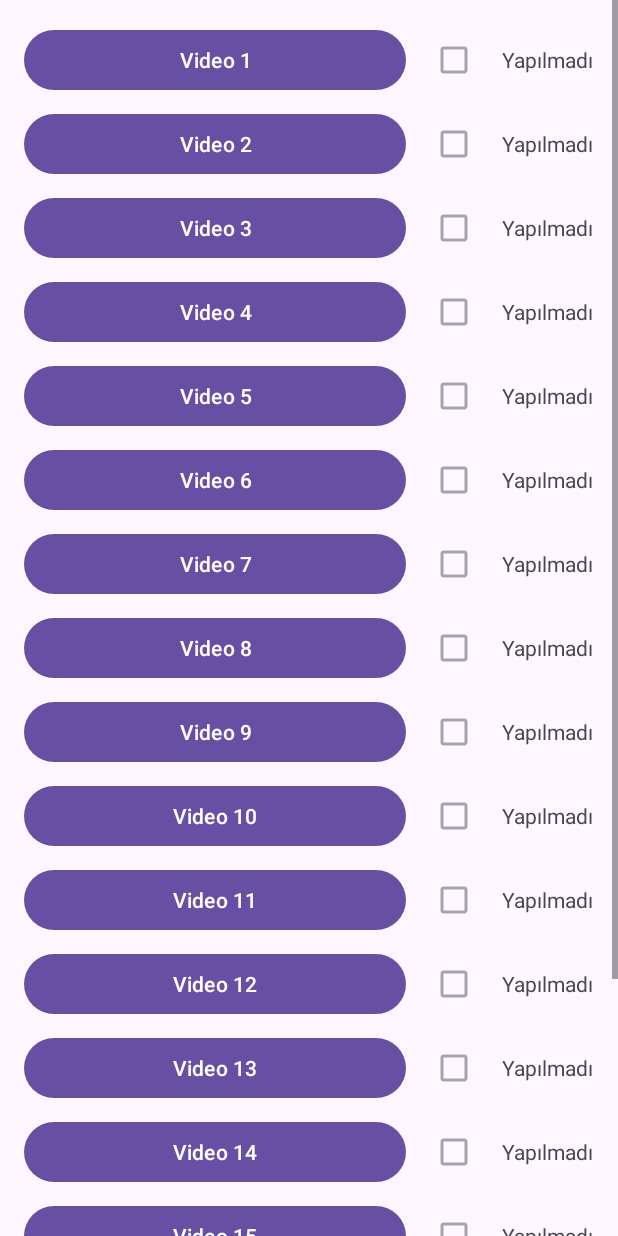
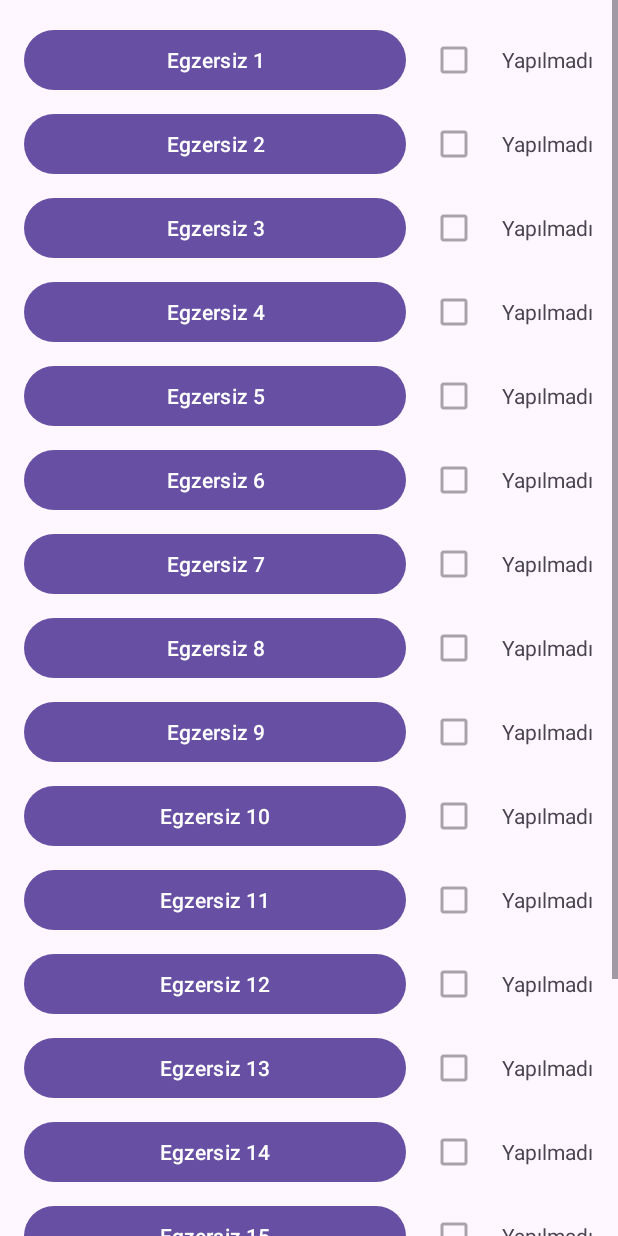
Before and after one commit to laraC003/Kotlin-Uygulama, an Android app: the BelEgzersizFragment screen opened through its navigation route, on a phone screen of 412 x 824 dp. Run offline under Robolectric (Android 15) with nearby library versions, the phone set to English and light mode, and no system bars; our stand-ins replace Firebase (no records; nobody signed in at launch, a user with empty details on screens opened directly).

Commit message:
Bel egzersizlerindeki video yazıları egzersiz ile değiştirildi.

```diff
--- a/app/src/main/res/layout/fragment_bel_egzersiz.xml
+++ b/app/src/main/res/layout/fragment_bel_egzersiz.xml
@@ -33,126 +33,126 @@
 
             <!-- Video 1 -->
             <LinearLayout android:layout_width="match_parent" android:layout_height="wrap_content" android:orientation="horizontal" android:layout_marginBottom="8dp" android:gravity="center_vertical">
-                <Button android:id="@+id/btnBelVideo1" android:layout_width="0dp" android:layout_weight="1" android:layout_height="wrap_content" android:text="Video 1"/>
+                <Button android:id="@+id/btnBelVideo1" android:layout_width="0dp" android:layout_weight="1" android:layout_height="wrap_content" android:text="Egzersiz 1"/>
                 <CheckBox android:id="@+id/checkbox1" android:layout_width="wrap_content" android:layout_height="wrap_content" android:layout_marginStart="8dp"/>
                 <TextView android:id="@+id/statusText1" android:layout_width="wrap_content" android:layout_height="wrap_content" android:text="Yapılmadı" android:layout_marginStart="8dp"/>
             </LinearLayout>
 
             <!-- Video 2 -->
             <LinearLayout android:layout_width="match_parent" android:layout_height="wrap_content" android:orientation="horizontal" android:layout_marginBottom="8dp" android:gravity="center_vertical">
-                <Button android:id="@+id/btnBelVideo2" android:layout_width="0dp" android:layout_weight="1" android:layout_height="wrap_content" android:text="Video 2"/>
+                <Button android:id="@+id/btnBelVideo2" android:layout_width="0dp" android:layout_weight="1" android:layout_height="wrap_content" android:text="Egzersiz 2"/>
                 <CheckBox android:id="@+id/checkbox2" android:layout_width="wrap_content" android:layout_height="wrap_content" android:layout_marginStart="8dp"/>
                 <TextView android:id="@+id/statusText2" android:layout_width="wrap_content" android:layout_height="wrap_content" android:text="Yapılmadı" android:layout_marginStart="8dp"/>
             </LinearLayout>
 
             <!-- Video 3 -->
             <LinearLayout android:layout_width="match_parent" android:layout_height="wrap_content" android:orientation="horizontal" android:layout_marginBottom="8dp" android:gravity="center_vertical">
-                <Button android:id="@+id/btnBelVideo3" android:layout_width="0dp" android:layout_weight="1" android:layout_height="wrap_content" android:text="Video 3"/>
+                <Button android:id="@+id/btnBelVideo3" android:layout_width="0dp" android:layout_weight="1" android:layout_height="wrap_content" android:text="Egzersiz 3"/>
                 <CheckBox android:id="@+id/checkbox3" android:layout_width="wrap_content" android:layout_height="wrap_content" android:layout_marginStart="8dp"/>
                 <TextView android:id="@+id/statusText3" android:layout_width="wrap_content" android:layout_height="wrap_content" android:text="Yapılmadı" android:layout_marginStart="8dp"/>
             </LinearLayout>
 
             <!-- Video 4 -->
             <LinearLayout android:layout_width="match_parent" android:layout_height="wrap_content" android:orientation="horizontal" android:layout_marginBottom="8dp" android:gravity="center_vertical">
-                <Button android:id="@+id/btnBelVideo4" android:layout_width="0dp" android:layout_weight="1" android:layout_height="wrap_content" android:text="Video 4"/>
+                <Button android:id="@+id/btnBelVideo4" android:layout_width="0dp" android:layout_weight="1" android:layout_height="wrap_content" android:text="Egzersiz 4"/>
                 <CheckBox android:id="@+id/checkbox4" android:layout_width="wrap_content" android:layout_height="wrap_content" android:layout_marginStart="8dp"/>
                 <TextView android:id="@+id/statusText4" android:layout_width="wrap_content" android:layout_height="wrap_content" android:text="Yapılmadı" android:layout_marginStart="8dp"/>
             </LinearLayout>
 
             <!-- Video 5 -->
             <LinearLayout android:layout_width="match_parent" android:layout_height="wrap_content" android:orientation="horizontal" android:layout_marginBottom="8dp" android:gravity="center_vertical">
-                <Button android:id="@+id/btnBelVideo5" android:layout_width="0dp" android:layout_weight="1" android:layout_height="wrap_content" android:text="Video 5"/>
+                <Button android:id="@+id/btnBelVideo5" android:layout_width="0dp" android:layout_weight="1" android:layout_height="wrap_content" android:text="Egzersiz 5"/>
                 <CheckBox android:id="@+id/checkbox5" android:layout_width="wrap_content" android:layout_height="wrap_content" android:layout_marginStart="8dp"/>
                 <TextView android:id="@+id/statusText5" android:layout_width="wrap_content" android:layout_height="wrap_content" android:text="Yapılmadı" android:layout_marginStart="8dp"/>
             </LinearLayout>
 
             <!-- Video 6 -->
             <LinearLayout android:layout_width="match_parent" android:layout_height="wrap_content" android:orientation="horizontal" android:layout_marginBottom="8dp" android:gravity="center_vertical">
-                <Button android:id="@+id/btnBelVideo6" android:layout_width="0dp" android:layout_weight="1" android:layout_height="wrap_content" android:text="Video 6"/>
+                <Button android:id="@+id/btnBelVideo6" android:layout_width="0dp" android:layout_weight="1" android:layout_height="wrap_content" android:text="Egzersiz 6"/>
                 <CheckBox android:id="@+id/checkbox6" android:layout_width="wrap_content" android:layout_height="wrap_content" android:layout_marginStart="8dp"/>
                 <TextView android:id="@+id/statusText6" android:layout_width="wrap_content" android:layout_height="wrap_content" android:text="Yapılmadı" android:layout_marginStart="8dp"/>
             </LinearLayout>
 
             <!-- Video 7 -->
             <LinearLayout android:layout_width="match_parent" android:layout_height="wrap_content" android:orientation="horizontal" android:layout_marginBottom="8dp" android:gravity="center_vertical">
-                <Button android:id="@+id/btnBelVideo7" android:layout_width="0dp" android:layout_weight="1" android:layout_height="wrap_content" android:text="Video 7"/>
+                <Button android:id="@+id/btnBelVideo7" android:layout_width="0dp" android:layout_weight="1" android:layout_height="wrap_content" android:text="Egzersiz 7"/>
                 <CheckBox android:id="@+id/checkbox7" android:layout_width="wrap_content" android:layout_height="wrap_content" android:layout_marginStart="8dp"/>
                 <TextView android:id="@+id/statusText7" android:layout_width="wrap_content" android:layout_height="wrap_content" android:text="Yapılmadı" android:layout_marginStart="8dp"/>
             </LinearLayout>
 
             <!-- Video 8 -->
             <LinearLayout android:layout_width="match_parent" android:layout_height="wrap_content" android:orientation="horizontal" android:layout_marginBottom="8dp" android:gravity="center_vertical">
-                <Button android:id="@+id/btnBelVideo8" android:layout_width="0dp" android:layout_weight="1" android:layout_height="wrap_content" android:text="Video 8"/>
+                <Button android:id="@+id/btnBelVideo8" android:layout_width="0dp" android:layout_weight="1" android:layout_height="wrap_content" android:text="Egzersiz 8"/>
                 <CheckBox android:id="@+id/checkbox8" android:layout_width="wrap_content" android:layout_height="wrap_content" android:layout_marginStart="8dp"/>
                 <TextView android:id="@+id/statusText8" android:layout_width="wrap_content" android:layout_height="wrap_content" android:text="Yapılmadı" android:layout_marginStart="8dp"/>
             </LinearLayout>
 
             <!-- Video 9 -->
             <LinearLayout android:layout_width="match_parent" android:layout_height="wrap_content" android:orientation="horizontal" android:layout_marginBottom="8dp" android:gravity="center_vertical">
-                <Button android:id="@+id/btnBelVideo9" android:layout_width="0dp" android:layout_weight="1" android:layout_height="wrap_content" android:text="Video 9"/>
+                <Button android:id="@+id/btnBelVideo9" android:layout_width="0dp" android:layout_weight="1" android:layout_height="wrap_content" android:text="Egzersiz 9"/>
                 <CheckBox android:id="@+id/checkbox9" android:layout_width="wrap_content" android:layout_height="wrap_content" android:layout_marginStart="8dp"/>
                 <TextView android:id="@+id/statusText9" android:layout_width="wrap_content" android:layout_height="wrap_content" android:text="Yapılmadı" android:layout_marginStart="8dp"/>
             </LinearLayout>
 
             <!-- Video 10 -->
             <LinearLayout android:layout_width="match_parent" android:layout_height="wrap_content" android:orientation="horizontal" android:layout_marginBottom="8dp" android:gravity="center_vertical">
-                <Button android:id="@+id/btnBelVideo10" android:layout_width="0dp" android:layout_weight="1" android:layout_height="wrap_content" android:text="Video 10"/>
+                <Button android:id="@+id/btnBelVideo10" android:layout_width="0dp" android:layout_weight="1" android:layout_height="wrap_content" android:text="Egzersiz 10"/>
                 <CheckBox android:id="@+id/checkbox10" android:layout_width="wrap_content" android:layout_height="wrap_content" android:layout_marginStart="8dp"/>
                 <TextView android:id="@+id/statusText10" android:layout_width="wrap_content" android:layout_height="wrap_content" android:text="Yapılmadı" android:layout_marginStart="8dp"/>
             </LinearLayout>
 
             <!-- Video 11 -->
             <LinearLayout android:layout_width="match_parent" android:layout_height="wrap_content" android:orientation="horizontal" android:layout_marginBottom="8dp" android:gravity="center_vertical">
-                <Button android:id="@+id/btnBelVideo11" android:layout_width="0dp" android:layout_weight="1" android:layout_height="wrap_content" android:text="Video 11"/>
+                <Button android:id="@+id/btnBelVideo11" android:layout_width="0dp" android:layout_weight="1" android:layout_height="wrap_content" android:text="Egzersiz 11"/>
                 <CheckBox android:id="@+id/checkbox11" android:layout_width="wrap_content" android:layout_height="wrap_content" android:layout_marginStart="8dp"/>
                 <TextView android:id="@+id/statusText11" android:layout_width="wrap_content" android:layout_height="wrap_content" android:text="Yapılmadı" android:layout_marginStart="8dp"/>
             </LinearLayout>
 
             <!-- Video 12 -->
             <LinearLayout android:layout_width="match_parent" android:layout_height="wrap_content" android:orientation="horizontal" android:layout_marginBottom="8dp" android:gravity="center_vertical">
-                <Button android:id="@+id/btnBelVideo12" android:layout_width="0dp" android:layout_weight="1" android:layout_height="wrap_content" android:text="Video 12"/>
+                <Button android:id="@+id/btnBelVideo12" android:layout_width="0dp" android:layout_weight="1" android:layout_height="wrap_content" android:text="Egzersiz 12"/>
                 <CheckBox android:id="@+id/checkbox12" android:layout_width="wrap_content" android:layout_height="wrap_content" android:layout_marginStart="8dp"/>
                 <TextView android:id="@+id/statusText12" android:layout_width="wrap_content" android:layout_height="wrap_content" android:text="Yapılmadı" android:layout_marginStart="8dp"/>
             </LinearLayout>
 
             <!-- Video 13 -->
             <LinearLayout android:layout_width="match_parent" android:layout_height="wrap_content" android:orientation="horizontal" android:layout_marginBottom="8dp" android:gravity="center_vertical">
-                <Button android:id="@+id/btnBelVideo13" android:layout_width="0dp" android:layout_weight="1" android:layout_height="wrap_content" android:text="Video 13"/>
+                <Button android:id="@+id/btnBelVideo13" android:layout_width="0dp" android:layout_weight="1" android:layout_height="wrap_content" android:text="Egzersiz 13"/>
                 <CheckBox android:id="@+id/checkbox13" android:layout_width="wrap_content" android:layout_height="wrap_content" android:layout_marginStart="8dp"/>
                 <TextView android:id="@+id/statusText13" android:layout_width="wrap_content" android:layout_height="wrap_content" android:text="Yapılmadı" android:layout_marginStart="8dp"/>
             </LinearLayout>
 
             <!-- Video 14 -->
             <LinearLayout android:layout_width="match_parent" android:layout_height="wrap_content" android:orientation="horizontal" android:layout_marginBottom="8dp" android:gravity="center_vertical">
-                <Button android:id="@+id/btnBelVideo14" android:layout_width="0dp" android:layout_weight="1" android:layout_height="wrap_content" android:text="Video 14"/>
+                <Button android:id="@+id/btnBelVideo14" android:layout_width="0dp" android:layout_weight="1" android:layout_height="wrap_content" android:text="Egzersiz 14"/>
                 <CheckBox android:id="@+id/checkbox14" android:layout_width="wrap_content" android:layout_height="wrap_content" android:layout_marginStart="8dp"/>
                 <TextView android:id="@+id/statusText14" android:layout_width="wrap_content" android:layout_height="wrap_content" android:text="Yapılmadı" android:layout_marginStart="8dp"/>
             </LinearLayout>
 
             <!-- Video 15 -->
             <LinearLayout android:layout_width="match_parent" android:layout_height="wrap_content" android:orientation="horizontal" android:layout_marginBottom="8dp" android:gravity="center_vertical">
-                <Button android:id="@+id/btnBelVideo15" android:layout_width="0dp" android:layout_weight="1" android:layout_height="wrap_content" android:text="Video 15"/>
+                <Button android:id="@+id/btnBelVideo15" android:layout_width="0dp" android:layout_weight="1" android:layout_height="wrap_content" android:text="Egzersiz 15"/>
                 <CheckBox android:id="@+id/checkbox15" android:layout_width="wrap_content" android:layout_height="wrap_content" android:layout_marginStart="8dp"/>
                 <TextView android:id="@+id/statusText15" android:layout_width="wrap_content" android:layout_height="wrap_content" android:text="Yapılmadı" android:layout_marginStart="8dp"/>
             </LinearLayout>
 
             <!-- Video 16 -->
             <LinearLayout android:layout_width="match_parent" android:layout_height="wrap_content" android:orientation="horizontal" android:layout_marginBottom="8dp" android:gravity="center_vertical">
-                <Button android:id="@+id/btnBelVideo16" android:layout_width="0dp" android:layout_weight="1" android:layout_height="wrap_content" android:text="Video 16"/>
+                <Button android:id="@+id/btnBelVideo16" android:layout_width="0dp" android:layout_weight="1" android:layout_height="wrap_content" android:text="Egzersiz 16"/>
                 <CheckBox android:id="@+id/checkbox16" android:layout_width="wrap_content" android:layout_height="wrap_content" android:layout_marginStart="8dp"/>
                 <TextView android:id="@+id/statusText16" android:layout_width="wrap_content" android:layout_height="wrap_content" android:text="Yapılmadı" android:layout_marginStart="8dp"/>
             </LinearLayout>
 
             <!-- Video 17 -->
             <LinearLayout android:layout_width="match_parent" android:layout_height="wrap_content" android:orientation="horizontal" android:layout_marginBottom="8dp" android:gravity="center_vertical">
-                <Button android:id="@+id/btnBelVideo17" android:layout_width="0dp" android:layout_weight="1" android:layout_height="wrap_content" android:text="Video 17"/>
+                <Button android:id="@+id/btnBelVideo17" android:layout_width="0dp" android:layout_weight="1" android:layout_height="wrap_content" android:text="Egzersiz 17"/>
                 <CheckBox android:id="@+id/checkbox17" android:layout_width="wrap_content" android:layout_height="wrap_content" android:layout_marginStart="8dp"/>
                 <TextView android:id="@+id/statusText17" android:layout_width="wrap_content" android:layout_height="wrap_content" android:text="Yapılmadı" android:layout_marginStart="8dp"/>
             </LinearLayout>
 
             <!-- Video 18 -->
             <LinearLayout android:layout_width="match_parent" android:layout_height="wrap_content" android:orientation="horizontal" android:layout_marginBottom="8dp" android:gravity="center_vertical">
-                <Button android:id="@+id/btnBelVideo18" android:layout_width="0dp" android:layout_weight="1" android:layout_height="wrap_content" android:text="Video 18"/>
+                <Button android:id="@+id/btnBelVideo18" android:layout_width="0dp" android:layout_weight="1" android:layout_height="wrap_content" android:text="Egzersiz 18"/>
                 <CheckBox android:id="@+id/checkbox18" android:layout_width="wrap_content" android:layout_height="wrap_content" android:layout_marginStart="8dp"/>
                 <TextView android:id="@+id/statusText18" android:layout_width="wrap_content" android:layout_height="wrap_content" android:text="Yapılmadı" android:layout_marginStart="8dp"/>
             </LinearLayout>
```
